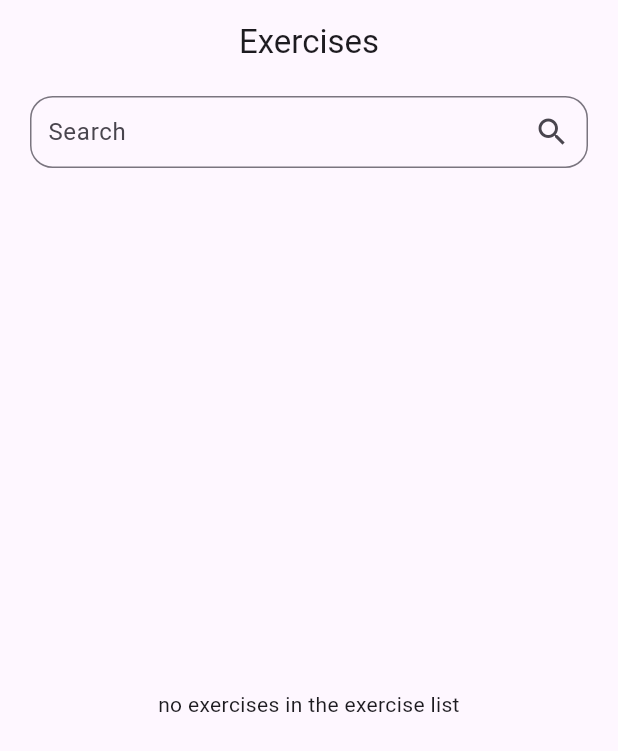
After one commit to AbdullaAlsaffaf/BHFitness, a Flutter app: the ExerciseListPage screen opened by its route, on a phone screen of 412 x 824 dp. The commit adds this screen. Shown: the top 751 px of the screen. Run offline on Flutter 3.47's test engine with Material 3 defaults, Android fonts, the phone set to English and light mode, and no system bars; our stand-ins replace chat_bubbles, flutter_slidable, go_router, image_picker, supabase_flutter; accounts and stored records are empty; network calls fail.

Commit message:
exercise list added

```diff
--- a/lib/main.dart
+++ b/lib/main.dart
@@ -5,6 +5,8 @@ import 'package:bhfit/pages/home_page.dart';
 import 'package:bhfit/pages/account/login_page.dart';
 import 'package:bhfit/pages/news/news_details_page.dart';
 import 'package:bhfit/pages/account/password_reset_page.dart';
+import 'package:bhfit/pages/workouts/exercise_info_page.dart';
+import 'package:bhfit/pages/workouts/exercise_list_page.dart';
 import 'package:bhfit/pages/workouts/plan_exercises_page.dart';
 import 'package:bhfit/pages/splash_page.dart';
 import 'package:bhfit/pages/workouts/user_exercises_page.dart';
@@ -67,11 +69,23 @@ class MainApp extends StatelessWidget {
         builder: (context, state) => const ExercisesPage(),
       ),
       GoRoute(
+        // List of unconnected Exercises
+        path: '/exercise/list',
+        builder: (context, state) => const ExerciseListPage(),
+      ),
+      GoRoute(
         // page to view a plan's exercises
         path: '/plan/exercises/:id/:title',
         builder: (context, state) => PlanExercisesPage(
           planid: state.pathParameters['id']!,
           planName: state.pathParameters['title']!,
+        ),
+      ),
+      GoRoute(
+        // feedback channel page for specific plan
+        path: '/plan/feedback/:planid',
+        builder: (context, state) => FeedbackChannelPage(
+          planid: state.pathParameters['planid']!,
         ),
       ),
       GoRoute(
@@ -94,10 +108,10 @@ class MainApp extends StatelessWidget {
         ),
       ),
       GoRoute(
-        // feedback channel page for specific plan
-        path: '/plan/feedback/:planid',
-        builder: (context, state) => FeedbackChannelPage(
-          planid: state.pathParameters['planid']!,
+        // page to view the info of an exercise
+        path: '/exercise/info/:exerciseid',
+        builder: (context, state) => ExerciseInfo(
+          exerciseid: state.pathParameters['exerciseid']!,
         ),
       ),
     ],
--- a/lib/pages/home_page.dart
+++ b/lib/pages/home_page.dart
@@ -1,6 +1,7 @@
 import 'package:bhfit/pages/account/account_page.dart';
 import 'package:bhfit/pages/map/map_page.dart';
 import 'package:bhfit/pages/news/news_feed_page.dart';
+import 'package:bhfit/pages/workouts/exercise_list_page.dart';
 import 'package:bhfit/pages/workouts/plans_page.dart';
 import 'package:flutter/material.dart';
 
@@ -16,6 +17,7 @@ class _HomePageState extends State<HomePage> {
   final pages = [
     const NewsFeed(),
     const PlansPage(),
+    const ExerciseListPage(),
     const MapPage(),
     const AccountPage(),
   ];
@@ -39,6 +41,7 @@ class _HomePageState extends State<HomePage> {
           BottomNavigationBarItem(icon: Icon(Icons.home), label: ''),
           BottomNavigationBarItem(icon: Icon(Icons.home), label: ''),
           BottomNavigationBarItem(icon: Icon(Icons.home), label: ''),
+          BottomNavigationBarItem(icon: Icon(Icons.home), label: ''),
         ],
       ),
     );
--- /dev/null
+++ b/lib/pages/workouts/exercise_list_page.dart
@@ -0,0 +1,135 @@
+import 'package:bhfit/main.dart';
+import 'package:bhfit/pages/widgets/search_bar.dart';
+import 'package:flutter/material.dart';
+import 'package:flutter_slidable/flutter_slidable.dart';
+import 'package:go_router/go_router.dart';
+
+class ExerciseListPage extends StatefulWidget {
+  const ExerciseListPage({super.key});
+
+  @override
+  State<ExerciseListPage> createState() => _ExerciseListPageState();
+}
+
+class _ExerciseListPageState extends State<ExerciseListPage> {
+  Stream? _exercisesStream;
+
+  final TextEditingController _searchController = TextEditingController();
+
+  @override
+  void initState() {
+    _exercisesStream = supabase.from('exercise_list').select().asStream();
+    _searchController.addListener(() {
+      setState(() {
+        String? query = _searchController.text;
+        _exercisesStream = supabase
+            .from('exercise_list')
+            .select('')
+            .ilike('name', '%$query%')
+            .asStream();
+      });
+    });
+    super.initState();
+  }
+
+  @override
+  void dispose() {
+    _searchController.dispose();
+    super.dispose();
+  }
+
+  @override
+  Widget build(BuildContext context) {
+    return Scaffold(
+      appBar: AppBar(
+        centerTitle: true,
+        title: const Text('Exercises'),
+      ),
+      body: Column(
+        children: [
+          Container(
+            margin: const EdgeInsets.symmetric(horizontal: 20.0),
+            child: CustomSearchBar(controller: _searchController),
+          ),
+          Expanded(
+            child: StreamBuilder<dynamic>(
+              stream: _exercisesStream,
+              builder: (context, snapshot) {
+                if (!snapshot.hasData) {
+                  return const Center(
+                    child: CircularProgressIndicator(),
+                  );
+                }
+                if (snapshot.hasData && snapshot.data.length == 0) {
+                  return Column(
+                    mainAxisAlignment: MainAxisAlignment.center,
+                    children: [
+                      Container(
+                        margin: const EdgeInsets.all(10.0),
+                        child: const Text(
+                          'no exercises in the exercise list',
+                          textAlign: TextAlign.center,
+                        ),
+                      ),
+                    ],
+                  );
+                }
+
+                final exercises = snapshot.data!;
+
+                return Container(
+                  margin: const EdgeInsets.symmetric(horizontal: 8.0),
+                  child: SingleChildScrollView(
+                    child: Column(
+                      children: [
+                        ListView.builder(
+                          physics: const NeverScrollableScrollPhysics(),
+                          shrinkWrap: true,
+                          itemCount: exercises.length,
+                          itemBuilder: (context, index) {
+                            return Column(
+                              children: [
+                                GestureDetector(
+                                  behavior: HitTestBehavior.translucent,
+                                  onTap: () {
+                                    final String exerciseid =
+                                        exercises[index]["id"].toString();
+                                    context.push('/exercise/info/$exerciseid');
+                                  },
+                                  child: Container(
+                                    width: double.infinity,
+                                    margin: const EdgeInsets.symmetric(
+                                      horizontal: 10.0,
+                                    ),
+                                    child: Center(
+                                      child: Padding(
+                                        padding: const EdgeInsets.symmetric(
+                                            vertical: 18.0, horizontal: 8.0),
+                                        child: Text(
+                                          exercises[index]["name"],
+                                        ),
+                                      ),
+                                    ),
+                                  ),
+                                ),
+                                Container(
+                                  width: double.infinity,
+                                  height: 1.0,
+                                  color: Colors.grey[400],
+                                ),
+                              ],
+                            );
+                          },
+                        ),
+                      ],
+                    ),
+                  ),
+                );
+              },
+            ),
+          ),
+        ],
+      ),
+    );
+  }
+}
--- a/lib/pages/workouts/user_exercises_page.dart
+++ b/lib/pages/workouts/user_exercises_page.dart
@@ -117,8 +117,8 @@ class _ExercisesPageState extends State<ExercisesPage> {
                   Container(
                     margin: const EdgeInsets.only(top: 20.0),
                     child: ElevatedButton(
-                      onPressed: () {
-                        // TODO "add" logic
+                      onPressed: () async {
+                        await context.push('/exercise/list');
                         setState(() {
                           _exercisesStream = supabase
                               .from('user_exercises')
```
Also changed, not shown: lib/pages/feedback/feedback_channel_page.dart (+7 -1 lines), lib/pages/workouts/exercise_details_page.dart (+4 -4 lines), lib/pages/workouts/exercise_info_page.dart (added, +160 -0 lines), lib/pages/workouts/plans_page.dart (+31 -0 lines).
